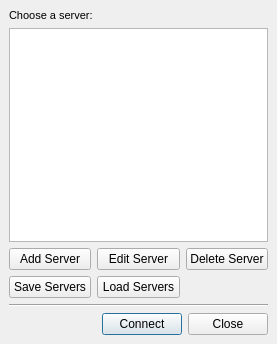
Above: Qt/Components/Resources/UI/pqServerBrowser.ui from wildmichael/ParaView3-enhancements-old before the change. Below: the same form after it.
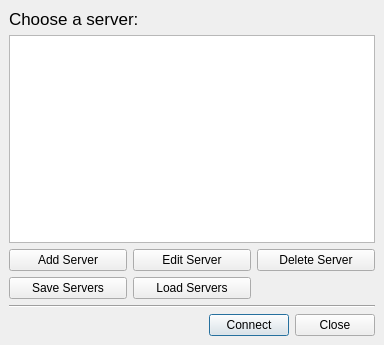
That is the form after the change.

```diff
--- a/Qt/Components/Resources/UI/pqServerBrowser.ui
+++ b/Qt/Components/Resources/UI/pqServerBrowser.ui
@@ -8,8 +8,8 @@
    <rect>
     <x>0</x>
     <y>0</y>
-    <width>277</width>
-    <height>344</height>
+    <width>384</width>
+    <height>345</height>
    </rect>
   </property>
   <property name="windowTitle" >
@@ -26,8 +26,8 @@
     <widget class="QLabel" name="message" >
      <property name="font" >
       <font>
-       <family>MS Shell Dlg 2</family>
-       <pointsize>8</pointsize>
+       <family>Lucida Grande</family>
+       <pointsize>13</pointsize>
        <weight>50</weight>
        <italic>false</italic>
        <bold>false</bold>
```
Left out of the diff: 4 changed lines with no effect on the pictures.
